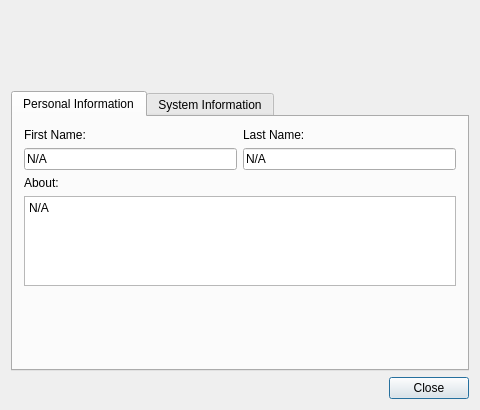
This is lmc/src/gui/contacts/userinfowindow.ui in yjhone1/lan-messenger as Qt 5 draws it before an edit. The edited form follows.
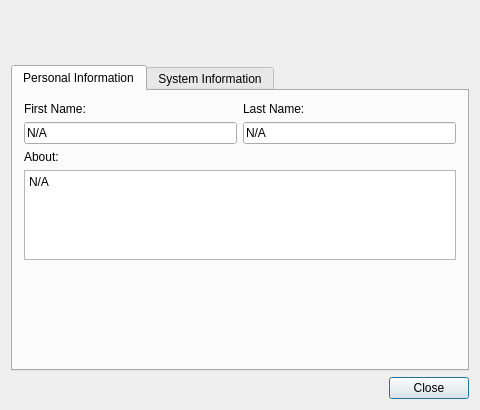
This is the edited form.

Commit message: Keep user information tabs near the top when resizing the window

Diff of the .ui file:
```diff
--- a/lmc/src/gui/contacts/userinfowindow.ui
+++ b/lmc/src/gui/contacts/userinfowindow.ui
@@ -13,7 +13,7 @@
   <property name="windowTitle">
    <string>Dialog</string>
   </property>
-  <layout class="QVBoxLayout" name="verticalLayout_2">
+  <layout class="QVBoxLayout" name="verticalLayout_2" stretch="0,1,0">
    <item>
     <layout class="QHBoxLayout" name="horizontalLayout_2">
      <item>
@@ -56,10 +56,13 @@
          <property name="orientation">
           <enum>Qt::Vertical</enum>
          </property>
+         <property name="sizeType">
+          <enum>QSizePolicy::Fixed</enum>
+         </property>
          <property name="sizeHint" stdset="0">
           <size>
            <width>20</width>
-           <height>13</height>
+           <height>0</height>
           </size>
          </property>
         </spacer>
```
